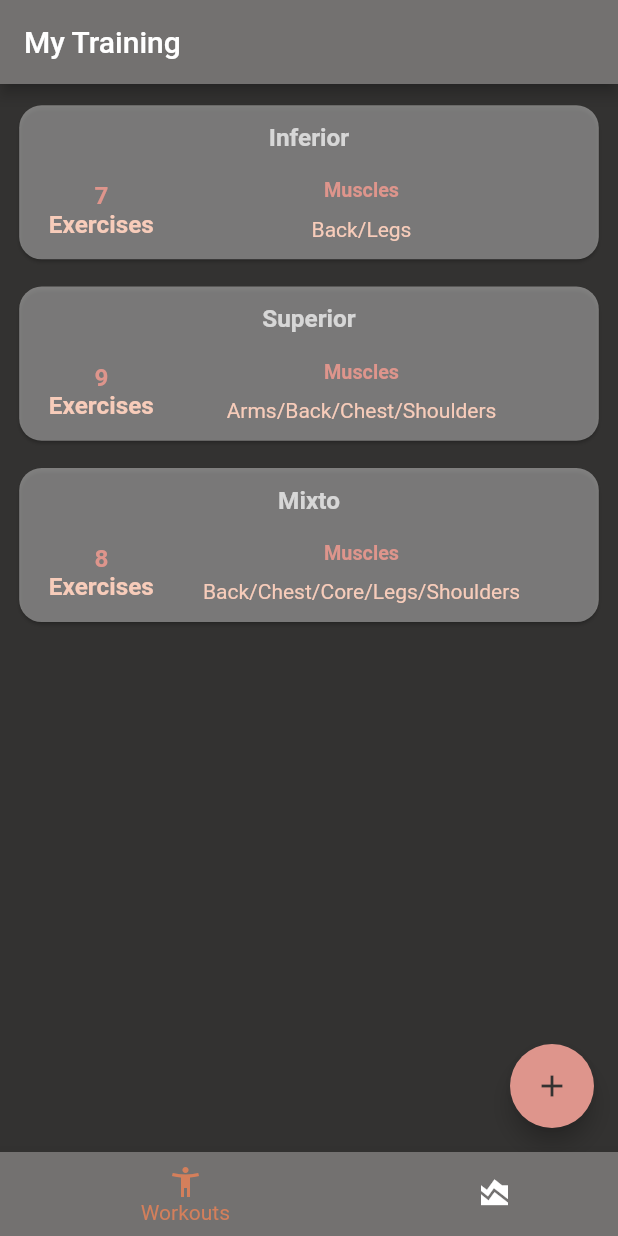
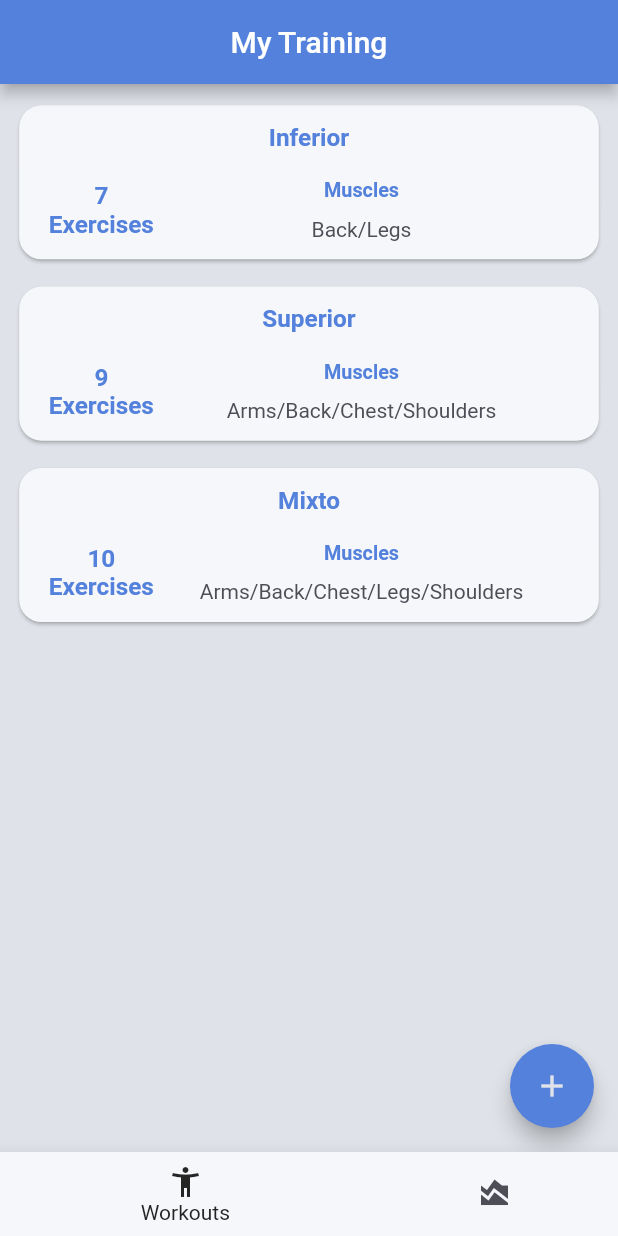
Before and after one commit to fertwo/my-training, a Flutter app: the screen it shows after launch, on a phone screen of 412 x 824 dp. Run offline on Flutter 3.47's test engine with Material 2 defaults, Android fonts, the phone set to English and light mode, and no system bars; our stand-ins replace auto_size_text, flutter_screenutil.

Commit message:
Cambio de colores

```diff
--- a/lib/src/presentation/home/home_page.dart
+++ b/lib/src/presentation/home/home_page.dart
@@ -35,7 +35,8 @@ class _HomePageState extends State<HomePage> {
   Widget build(BuildContext context) {
     return Scaffold(
       appBar: AppBar(
-        title: Text(AppLocalizations.of(context).my_training_app_name),
+        backgroundColor: AppColors.blueSky,
+        title: Center(child: Text(AppLocalizations.of(context).my_training_app_name)),
       ),
       body: SafeArea(
         child: Center(
@@ -44,20 +45,22 @@ class _HomePageState extends State<HomePage> {
       ),
       bottomNavigationBar: BottomNavigationBar(
         type: BottomNavigationBarType.shifting,
+        unselectedItemColor: AppColors.softBlack,
+        elevation: 10,
         items: <BottomNavigationBarItem>[
           BottomNavigationBarItem(
             icon: const Icon(Icons.accessibility_new),
             label: AppLocalizations.of(context).workouts,
-            backgroundColor: AppColors.mainColorSoft
+            backgroundColor: AppColors.strongWhite,
           ),
           const BottomNavigationBarItem(
             icon: Icon(Icons.area_chart),
             label: 'My Stats',
-            backgroundColor: AppColors.mainColorSoft
+            backgroundColor: AppColors.strongWhite
           )
         ],
         currentIndex: _selectedIndex,
-        selectedItemColor: AppColors.secondaryColorStrong,
+        selectedItemColor: AppColors.strongBlack,
         onTap: _onItemTapped,
       ),
     );
--- a/lib/src/presentation/workouts/all_workouts_page.dart
+++ b/lib/src/presentation/workouts/all_workouts_page.dart
@@ -30,7 +30,7 @@ class _WorkoutsPageState extends State<WorkoutsPage> {
   @override
   Widget build(BuildContext context) {
     return Scaffold(
-        backgroundColor: AppColors.mainBackgroundColor,
+        backgroundColor: AppColors.softWhite,
         floatingActionButton: _buildFloatingActionButton(context),
         body: ChangeNotifierProvider.value(
             value: _workoutsViewModel,
@@ -54,7 +54,7 @@ class _WorkoutsPageState extends State<WorkoutsPage> {
 
   Card _buildWorkoutCard(Workout workout) {
     return Card(
-      color: Colors.white38,
+      color: AppColors.strongWhite,
       shape: RoundedRectangleBorder(
         borderRadius: BorderRadius.circular(15),
       ),
@@ -62,7 +62,7 @@ class _WorkoutsPageState extends State<WorkoutsPage> {
         customBorder: RoundedRectangleBorder(
           borderRadius: BorderRadius.circular(10),
         ),
-        splashColor: AppColors.mainBackgroundColor,
+        splashColor: Colors.grey,
         onTap: () {
           Navigator.of(context).push(
             MaterialPageRoute(
@@ -77,7 +77,7 @@ class _WorkoutsPageState extends State<WorkoutsPage> {
             children: [
               Text(workout.title,
                   style:
-                      TextStyle(fontSize: 16.sp, fontWeight: FontWeight.bold, color: Colors.white70)),
+                      TextStyle(fontSize: 16.sp, fontWeight: FontWeight.bold, color: AppColors.blueSky)),
               Padding(
                 padding: EdgeInsets.only(top: 18.h),
                 child: Row(
@@ -85,22 +85,22 @@ class _WorkoutsPageState extends State<WorkoutsPage> {
                     Column(children: [
                       Text("${workout.exercises.length}",
                           style: TextStyle(
-                              fontSize: 16.sp, fontWeight: FontWeight.bold, color: AppColors.secondaryColor)),
+                              fontSize: 16.sp, fontWeight: FontWeight.bold, color: AppColors.blueSky)),
                       Text(AppLocalizations.of(context).exercises,
                           style: TextStyle(
-                              fontSize: 16.sp, fontWeight: FontWeight.bold, color: AppColors.secondaryColorSoft))
+                              fontSize: 16.sp, fontWeight: FontWeight.bold, color: AppColors.blueSky))
                     ]),
                     Expanded(
                         child: Column(
                       children: [
                         Text(AppLocalizations.of(context).muscles,
                             style: TextStyle(
-                                fontSize: 13.sp, fontWeight: FontWeight.bold, color: AppColors.secondaryColor)),
+                                fontSize: 13.sp, fontWeight: FontWeight.bold, color: AppColors.blueSky)),
                         SizedBox(height: 10.h),
                         Padding(
                           padding: EdgeInsets.only(left: 8.w, right: 8.w),
                           child: Text(WorkoutFormatter.getExerciseTypesFrom(
-                              workout, AppLocalizations.of(context)), style: const TextStyle(color: AppColors.secondaryColorSoft)),
+                              workout, AppLocalizations.of(context)), style: const TextStyle(color: AppColors.softBlack)),
                         )
                       ],
                     ))
@@ -123,8 +123,8 @@ class _WorkoutsPageState extends State<WorkoutsPage> {
           ),
         );
       },
-      backgroundColor: AppColors.secondaryColor,
-      foregroundColor: AppColors.mainBackgroundColor,
+      backgroundColor: AppColors.blueSky,
+      foregroundColor: AppColors.softWhite,
       child: const Icon(Icons.add),
     );
   }
--- a/lib/src/presentation/workouts/session/exercise/exercise_load_dialog.dart
+++ b/lib/src/presentation/workouts/session/exercise/exercise_load_dialog.dart
@@ -25,7 +25,7 @@ class _ExerciseLoadDialogState extends State<ExerciseLoadDialog> {
   Widget build(BuildContext context) {
     return AlertDialog(
       title: Text(
-          widget._sessionExercise.name(), style: const TextStyle(fontWeight: FontWeight.bold, color: AppColors.mainBackgroundColor)),
+          widget._sessionExercise.name(), style: const TextStyle(fontWeight: FontWeight.bold, color: AppColors.blueSky)),
       content: Column(
         mainAxisSize: MainAxisSize.min,
         children: [
@@ -50,7 +50,7 @@ class _ExerciseLoadDialogState extends State<ExerciseLoadDialog> {
       actions: <Widget>[
         TextButton(
           onPressed: () => {_closeDialog(context)},
-          child: Text(AppLocalizations.of(context).cancel, style: const TextStyle(color: AppColors.secondaryColor, fontWeight: FontWeight.bold)),
+          child: Text(AppLocalizations.of(context).cancel, style: const TextStyle(color: AppColors.softBlack, fontWeight: FontWeight.bold)),
         ),
         TextButton(
           onPressed: () {
@@ -58,7 +58,7 @@ class _ExerciseLoadDialogState extends State<ExerciseLoadDialog> {
                 widget._sessionExercise, int.parse(_loadTextController.text));
             _closeDialog(context);
           },
-          child: Text(AppLocalizations.of(context).save, style: const TextStyle(color: AppColors.mainBackgroundColor, fontWeight: FontWeight.bold)),
+          child: Text(AppLocalizations.of(context).save, style: const TextStyle(color: AppColors.blueSky, fontWeight: FontWeight.bold)),
         )
       ],
     );
--- a/lib/src/presentation/workouts/session/exercise/exercise_switch.dart
+++ b/lib/src/presentation/workouts/session/exercise/exercise_switch.dart
@@ -29,7 +29,7 @@ class _ExerciseSwitchWidgetState extends State<ExerciseSwitchWidget> {
   Widget build(BuildContext context) {
     return Switch(
       value: isSelected,
-      activeColor: AppColors.secondaryColor,
+      activeColor: AppColors.blueSky,
       onChanged: (bool value) {
         setState(() {
           isSelected = value;
--- a/lib/src/ui/app_colors.dart
+++ b/lib/src/ui/app_colors.dart
@@ -1,10 +1,10 @@
 import 'package:flutter/material.dart';
 
 class AppColors {
-  static const Color workoutCardBackground = Color.fromARGB(255, 55, 184, 216);
   static const Color mainBackgroundColor = Color.fromARGB(255, 51, 50, 49);
-  static const Color mainColorSoft = Color.fromARGB(255, 115, 113, 112);
-  static const Color secondaryColor = Color.fromARGB(255, 222, 149, 140);
-  static const Color secondaryColorSoft = Color.fromARGB(255, 247, 204, 186);
-  static const Color secondaryColorStrong = Color.fromARGB(255, 212, 127, 91);
+  static const Color softWhite = Color.fromARGB(255, 223, 226, 232);
+  static const Color strongWhite = Color.fromARGB(255, 245, 247, 250);
+  static const Color blueSky = Color.fromARGB(255, 83, 129, 219);
+  static const Color strongBlack = Color.fromARGB(255, 37, 37, 38);
+  static const Color softBlack = Color.fromARGB(255, 78, 78, 87);
 }
```
Also changed, not shown: lib/src/infrastructure/repository/stub_workout_repository.dart (+22 -20 lines), lib/src/presentation/workouts/session/exercise/exercise_widget.dart (+5 -5 lines), lib/src/presentation/workouts/session/workout_session_page.dart (+4 -4 lines).
